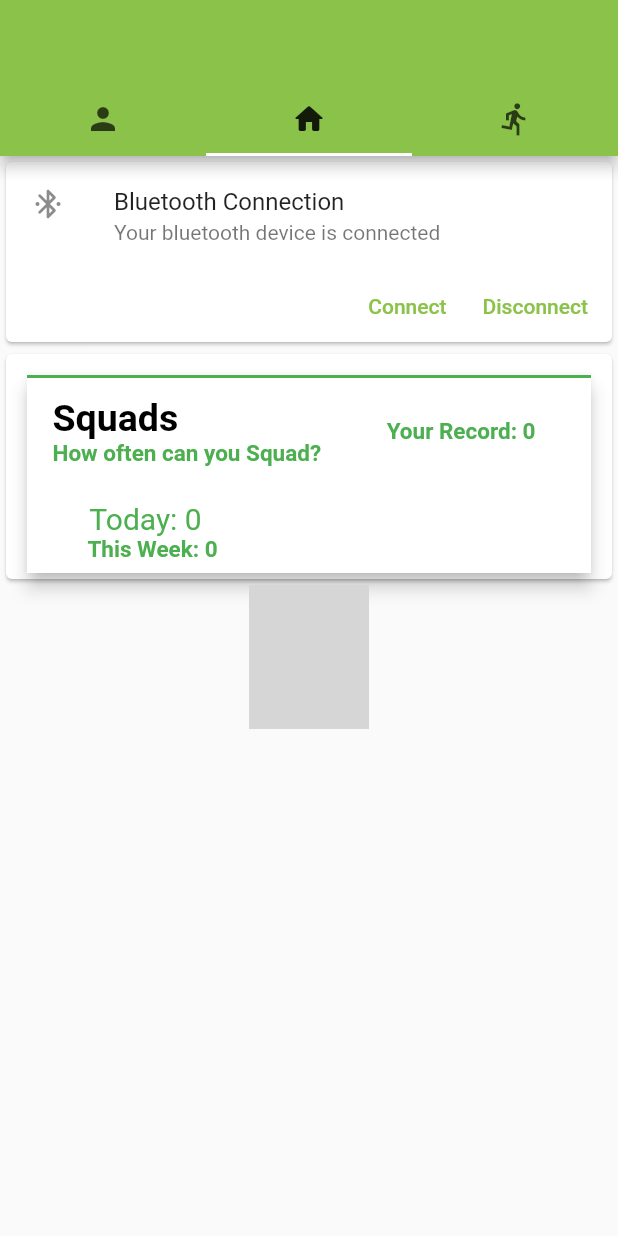
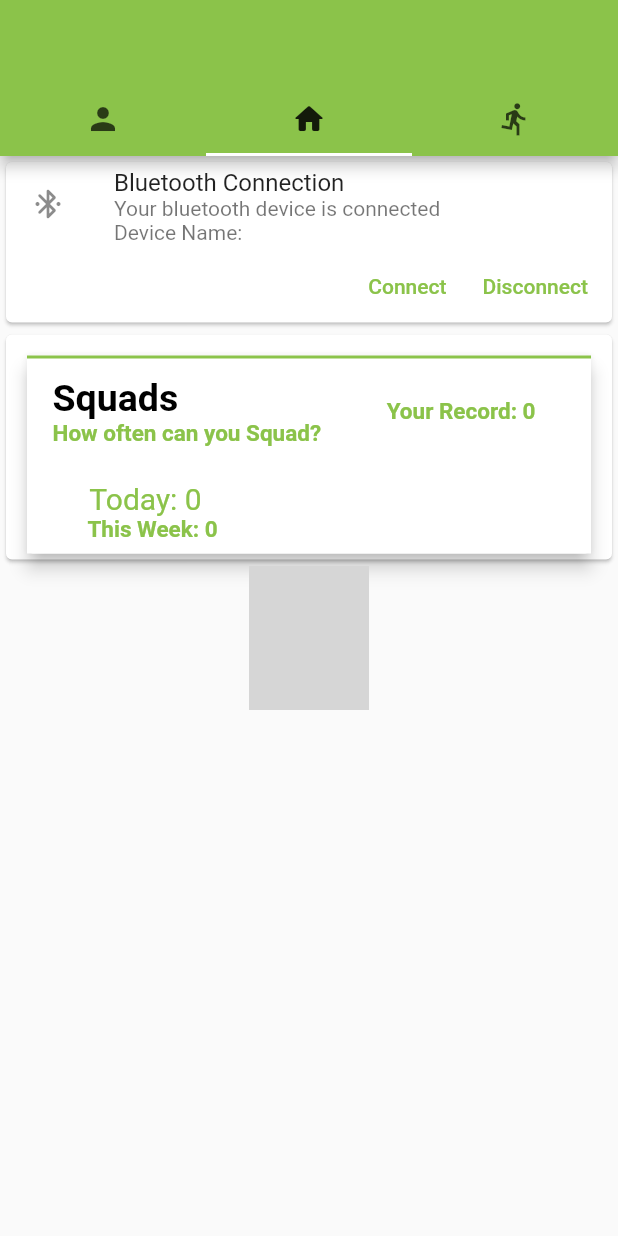
Before and after one commit to Cathiesz/Fantasy-Sport, a Flutter app: the screen it shows after launch, tab 2 chosen, on a phone screen of 412 x 824 dp. Run offline on Flutter 3.47's test engine with Material 2 defaults, Android fonts, the phone set to English and light mode, and no system bars; our stand-ins replace url_launcher_web; missing offline and left inert: shared_preferences_web, spritewidget; network calls fail; grey boxes are pictures that could not be loaded.

Commit message:
added char to list

```diff
--- a/lib/screens/chars/chars.dart
+++ b/lib/screens/chars/chars.dart
@@ -17,15 +17,12 @@ class CharsList extends StatelessWidget {
           children: List.generate(20, (index) {
             return Card(
               child: InkWell(
-                splashColor: Colors.green.withAlpha(30),
-                onTap: () {
-                  debugPrint('Card tapped.');
-                },
-                child: Text(
-                  'Item $index',
-                  style: Theme.of(context).textTheme.headline5,
-                ),
-              ),
+                  splashColor: Colors.green.withAlpha(30),
+                  onTap: () {
+                    debugPrint('Card tapped.');
+                  },
+                  child: Image.network('assets/images/first.gif',
+                      width: 200, height: 96)),
             );
           }),
         )));
--- a/lib/screens/home/widgets/bluetooth_card.dart
+++ b/lib/screens/home/widgets/bluetooth_card.dart
@@ -13,7 +13,8 @@ class BluetoothCard extends StatelessWidget {
             const ListTile(
               leading: Icon(Icons.bluetooth_connected_rounded),
               title: Text('Bluetooth Connection'),
-              subtitle: Text('Your bluetooth device is connected'),
+              subtitle:
+                  Text('Your bluetooth device is connected \nDevice Name:'),
             ),
             Row(
               mainAxisAlignment: MainAxisAlignment.end,
--- a/lib/screens/home/widgets/sports_widget.dart
+++ b/lib/screens/home/widgets/sports_widget.dart
@@ -22,7 +22,7 @@ class SportsWidget extends StatelessWidget {
             border: Border(
                 top: BorderSide(
               width: 2.0,
-              color: Colors.green,
+              color: Colors.lightGreen,
             )),
             color: Colors.white,
           ),
@@ -80,7 +80,7 @@ class SportsWidget extends StatelessWidget {
             TextSpan(
                 text: '\n${data['symbol']}',
                 style: TextStyle(
-                    color: Colors.green,
+                    color: Colors.lightGreen,
                     fontSize: 15,
                     fontWeight: FontWeight.bold)),
           ],
@@ -96,7 +96,9 @@ class SportsWidget extends StatelessWidget {
         text: TextSpan(
           text: 'Your Record: ${data['Record']}',
           style: TextStyle(
-              fontWeight: FontWeight.bold, color: Colors.green, fontSize: 15),
+              fontWeight: FontWeight.bold,
+              color: Colors.lightGreen,
+              fontSize: 15),
         ),
       ),
     );
@@ -114,7 +116,7 @@ class SportsWidget extends StatelessWidget {
               text: TextSpan(
                 text: '\n Today: ${data['Today']}',
                 style: TextStyle(
-                  color: Colors.green,
+                  color: Colors.lightGreen,
                   fontSize: 20,
                 ),
                 children: <TextSpan>[
--- a/lib/screens/sports/widgets/sports_state.dart
+++ b/lib/screens/sports/widgets/sports_state.dart
@@ -137,7 +137,9 @@ class Dashboard extends StatelessWidget {
         text: TextSpan(
           text: '${data['change']}',
           style: TextStyle(
-              fontWeight: FontWeight.bold, color: Colors.green, fontSize: 20),
+              fontWeight: FontWeight.bold,
+              color: Colors.lightGreen,
+              fontSize: 20),
           children: <TextSpan>[
             TextSpan(
                 text: '\n${data['changeValue']}',
```
Also changed, not shown: pubspec.lock.
